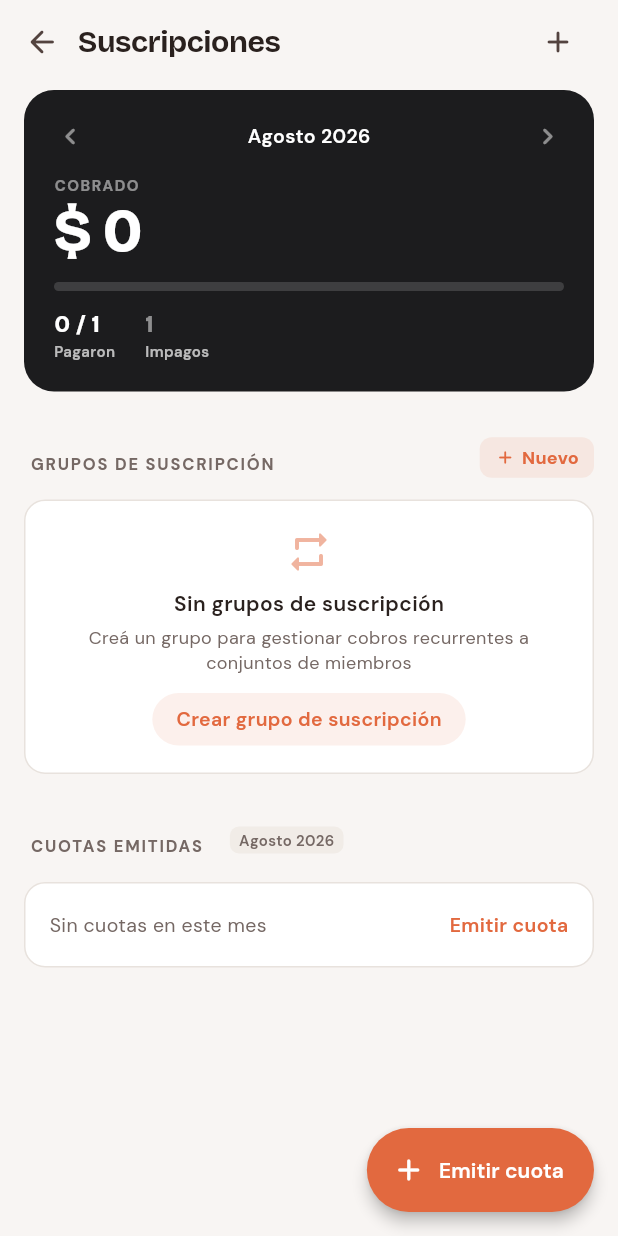
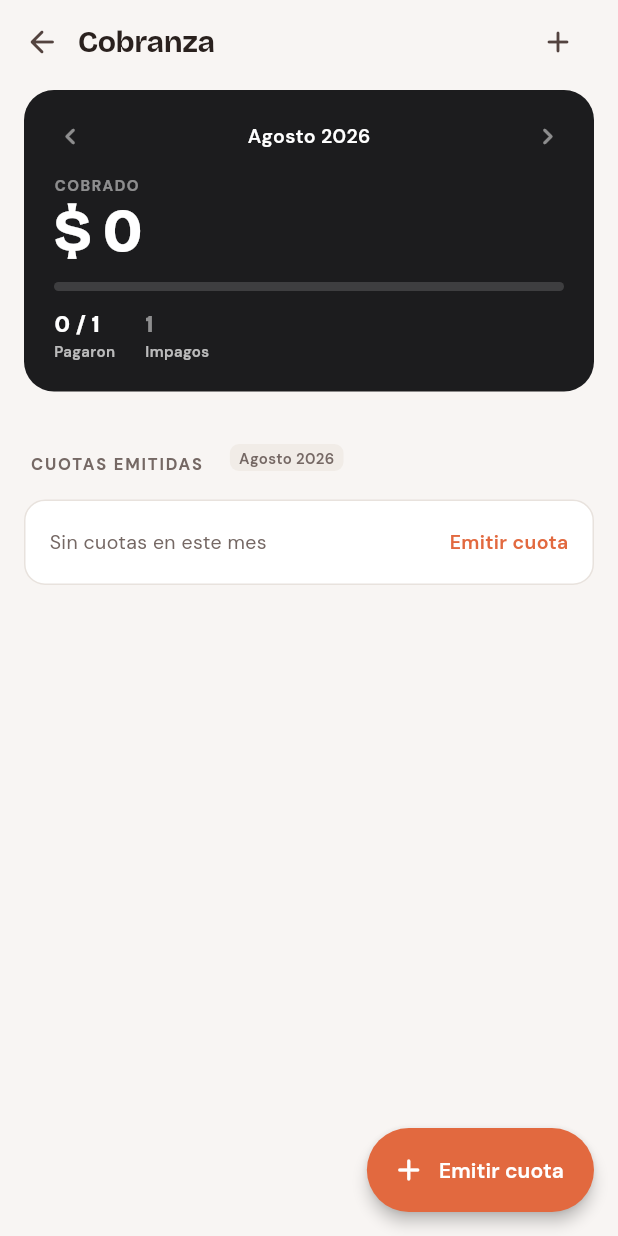
Before and after one commit to pedringas/sport_group, a Flutter app: the SuscripcionesPage screen opened by its route, on a phone screen of 412 x 824 dp. Run offline on Flutter 3.47's test engine with Material 3 defaults, Android fonts, the phone set to English and light mode, and no system bars; our stand-ins replace cached_network_image, cloud_firestore, file_picker, firebase_auth, firebase_core, firebase_messaging and 8 more; accounts and stored records are empty.

Commit message:
Unificar el vocabulario en "cuota" y pausar los grupos de suscripción
La app llamaba "cuota" y "suscripción" a exactamente el mismo dato
(CuotaModel, colección grupos/{id}/cuotas). Dos vocabularios para un
solo concepto, mezclados incluso dentro de la misma pantalla. Ahora
todo el texto visible dice "cuota"; /suscripciones pasa a titularse
"Cobranza", que es lo que la pantalla hace.

Los "grupos de suscripción" (CuotaGrupoModel, colección cuotaGrupos)
sí eran un concepto distinto, pero a medio construir: el repositorio
sólo tiene ABM y agregar/quitar miembros, y no hay nada —ni en la app
ni en functions/— que los convierta en cuotas. Se podían crear y no
cobraban nunca. Se ocultan como Tareas, Recursos y Campañas: se quitan
la sección y las rutas /cuotas/grupo/*, los archivos quedan en el repo.

```diff
--- a/lib/core/router/app_router.dart
+++ b/lib/core/router/app_router.dart
@@ -206,24 +206,9 @@ final routerProvider = Provider<GoRouter>((ref) {
           GoRoute(
               path: '/suscripciones',
               builder: (_, __) => const SuscripcionesPage(grupoId: kGrupoId)),
-          GoRoute(
-              path: '/cuotas/grupo/crear',
-              builder: (_, __) =>
-                  const CrearCuotaGrupoPage(grupoId: kGrupoId)),
-          GoRoute(
-            path: '/cuotas/grupo/:cuotaGrupoId',
-            builder: (_, state) => CuotaGrupoDetailPage(
-              grupoId: kGrupoId,
-              cuotaGrupoId: state.pathParameters['cuotaGrupoId']!,
-            ),
-          ),
-          GoRoute(
-            path: '/cuotas/grupo/:cuotaGrupoId/editar',
-            builder: (_, state) => CrearCuotaGrupoPage(
-              grupoId: kGrupoId,
-              para: state.extra as CuotaGrupoModel?,
-            ),
-          ),
+          // Rutas de "grupos de suscripción" (/cuotas/grupo/...) retiradas:
+          // el módulo está en pausa porque nada convierte esos grupos en
+          // cuotas reales. Sus páginas siguen en el repo.
           GoRoute(
             path: '/cuota/:cuotaId',
             builder: (_, state) => CuotaDetailPage(
--- a/lib/presentation/admin/pages/admin_panel_page.dart
+++ b/lib/presentation/admin/pages/admin_panel_page.dart
@@ -1241,7 +1241,7 @@ String _rolLabel(RolMiembro rol) => switch (rol) {
 String _rolDesc(RolMiembro rol) => switch (rol) {
       RolMiembro.administrador => 'Control total del grupo',
       RolMiembro.moderador => 'Gestiona miembros y noticias',
-      RolMiembro.tesorero => 'Gestiona suscripciones y campañas',
+      RolMiembro.tesorero => 'Gestiona cuotas y campañas',
       RolMiembro.delegado => 'Puede publicar noticias',
       RolMiembro.miembro => 'Acceso básico',
     };
--- a/lib/presentation/cuota/pages/crear_cuota_page.dart
+++ b/lib/presentation/cuota/pages/crear_cuota_page.dart
@@ -44,7 +44,7 @@ class _CrearCuotaPageState extends ConsumerState<CrearCuotaPage> {
   void initState() {
     super.initState();
     final c = widget.cuotaParaEditar;
-    _conceptoCtrl = TextEditingController(text: c?.titulo ?? 'Suscripción mensual — Mayo 2026');
+    _conceptoCtrl = TextEditingController(text: c?.titulo ?? 'Cuota mensual — Mayo 2026');
     _montoCtrl = TextEditingController(text: c != null ? c.monto.toInt().toString() : '8500');
     _vencimiento = c?.vencimiento ?? DateTime.now().add(const Duration(days: 1));
   }
@@ -182,7 +182,7 @@ class _CrearCuotaPageState extends ConsumerState<CrearCuotaPage> {
           icon: const Icon(Icons.close_rounded, size: 22),
           onPressed: () => context.popOr(),
         ),
-        title: Text(_editMode ? 'Editar suscripción' : 'Nueva suscripción'),
+        title: Text(_editMode ? 'Editar cuota' : 'Nueva cuota'),
         actions: [
           Padding(
             padding: const EdgeInsets.only(right: 12),
@@ -512,7 +512,7 @@ class _CrearCuotaPageState extends ConsumerState<CrearCuotaPage> {
             icon: _editMode ? Icons.save_rounded : Icons.send_rounded,
             label: _editMode
                 ? 'Guardar cambios'
-                : 'Emitir suscripción a $efectivos miembros',
+                : 'Emitir cuota a $efectivos miembros',
             expand: true, size: SGSize.lg,
             onPressed: loading ? null : _emitir,
           ),
--- a/lib/presentation/cuota/pages/cuota_detail_page.dart
+++ b/lib/presentation/cuota/pages/cuota_detail_page.dart
@@ -46,10 +46,10 @@ class CuotaDetailPage extends ConsumerWidget {
       body: cuotaAsync.when(
         loading: () =>
             const Center(child: CircularProgressIndicator()),
-        error: (e, _) => SGErrorState(message: 'Error al cargar la suscripción'),
+        error: (e, _) => SGErrorState(message: 'Error al cargar la cuota'),
         data: (cuota) {
           if (cuota == null) {
-            return const SGErrorState(message: 'Suscripción no encontrada');
+            return const SGErrorState(message: 'Cuota no encontrada');
           }
           // Derive miPago from the user's group-wide pagos list
           final miPago = misPagosAsync.valueOrNull
@@ -150,9 +150,9 @@ class CuotaDetailPage extends ConsumerWidget {
     showDialog(
       context: context,
       builder: (_) => AlertDialog(
-        title: const Text('Eliminar suscripción'),
+        title: const Text('Eliminar cuota'),
         content: const Text(
-            '¿Eliminás esta suscripción? Esta acción no se puede deshacer.'),
+            '¿Eliminás esta cuota? Esta acción no se puede deshacer.'),
         actions: [
           TextButton(
               onPressed: () => Navigator.pop(context),
@@ -205,7 +205,7 @@ class _StatusBanner extends StatelessWidget {
     if (yaPago) {
       bannerColor = AppTheme.good;
       bannerIcon = Icons.check_circle_rounded;
-      bannerLabel = 'Suscripción pagada';
+      bannerLabel = 'Cuota pagada';
     } else if (esperandoTesorero) {
       bannerColor = AppTheme.warning;
       bannerIcon = Icons.hourglass_top_rounded;
@@ -217,7 +217,7 @@ class _StatusBanner extends StatelessWidget {
     } else if (vencida) {
       bannerColor = AppTheme.danger;
       bannerIcon = Icons.warning_amber_rounded;
-      bannerLabel = 'Suscripción vencida';
+      bannerLabel = 'Cuota vencida';
     } else {
       bannerColor = AppTheme.warning;
       bannerIcon = Icons.payments_outlined;
@@ -1372,7 +1372,7 @@ class _PaidCard extends StatelessWidget {
           ),
           const SizedBox(height: 12),
           Text(
-            '¡Suscripción pagada!',
+            '¡Cuota pagada!',
             style: GoogleFonts.bricolageGrotesque(
               fontWeight: FontWeight.w700,
               fontSize: 18,
--- a/lib/presentation/cuota/pages/cuota_grupo_detail_page.dart
+++ b/lib/presentation/cuota/pages/cuota_grupo_detail_page.dart
@@ -338,7 +338,7 @@ class _CuotaGrupoDetailPageState
       builder: (_) => AlertDialog(
         title: const Text('Eliminar grupo de suscripción'),
         content: Text(
-            '¿Eliminás "${cuotaGrupo.nombre}"? Los miembros ya no tendrán esta suscripción asignada.'),
+            '¿Eliminás "${cuotaGrupo.nombre}"? Los miembros ya no tendrán esta cuota asignada.'),
         actions: [
           TextButton(
               onPressed: () => Navigator.pop(context),
--- a/lib/presentation/cuota/pages/cuotas_tab.dart
+++ b/lib/presentation/cuota/pages/cuotas_tab.dart
@@ -62,7 +62,7 @@ class _CuotasTabState extends ConsumerState<CuotasTab> {
       backgroundColor: AppTheme.bg(context),
       body: cuotasAsync.when(
         loading: () => const Center(child: CircularProgressIndicator()),
-        error: (e, _) => const SGErrorState(message: 'Error al cargar las suscripciones'),
+        error: (e, _) => const SGErrorState(message: 'Error al cargar las cuotas'),
         data: (cuotas) {
           final pagos = pagosAsync.valueOrNull ?? [];
           final misPagos = misPagosAsync.valueOrNull ?? [];
@@ -244,7 +244,10 @@ class _CuotasTabState extends ConsumerState<CuotasTab> {
                 ..._buildAdminCuotaRows(
                     context, cuotasMes, pagos, miembros, widget.grupoId, rol),
                 // Subscription groups section
-                _CuotaGruposSection(grupoId: widget.grupoId),
+                // "Grupos de suscripción" en pausa: se pueden crear pero nada
+                // los convierte en cuotas (no hay job ni Cloud Function), así
+                // que cobraban $0. Sección oculta hasta que se implemente la
+                // emisión automática. Ver _CuotaGruposSection más abajo.
                 if (cuotasMes.isEmpty) ...[
                   Padding(
                     padding: const EdgeInsets.fromLTRB(0, 32, 0, 8),
@@ -527,7 +530,7 @@ class _CuotasTabState extends ConsumerState<CuotasTab> {
     final ok = await showDialog<bool>(
       context: context,
       builder: (ctx) => AlertDialog(
-        title: const Text('Eliminar suscripción'),
+        title: const Text('Eliminar cuota'),
         content: Text('¿Eliminás "$titulo"? Esta acción no se puede deshacer.'),
         actions: [
           TextButton(
--- a/lib/presentation/cuota/pages/suscripciones_page.dart
+++ b/lib/presentation/cuota/pages/suscripciones_page.dart
@@ -94,7 +94,7 @@ class _SuscripcionesPageState extends ConsumerState<SuscripcionesPage> {
                     ),
                     Expanded(
                       child: Text(
-                        'Suscripciones',
+                        'Cobranza',
                         style: GoogleFonts.bricolageGrotesque(
                           fontWeight: FontWeight.w700,
                           fontSize: 20,
@@ -173,117 +173,9 @@ class _SuscripcionesPageState extends ConsumerState<SuscripcionesPage> {
                 ),
               ),
 
-            // Grupos de suscripción section
-            SliverToBoxAdapter(
-              child: Padding(
-                padding: const EdgeInsets.fromLTRB(16, 24, 16, 8),
-                child: Row(
-                  children: [
-                    const SGEyebrow('Grupos de suscripción'),
-                    const Spacer(),
-                    GestureDetector(
-                      onTap: () => context.push(
-                          '/cuotas/grupo/crear'),
-                      child: Container(
-                        padding: const EdgeInsets.symmetric(
-                            horizontal: 10, vertical: 5),
-                        decoration: BoxDecoration(
-                          color: gc.withValues(alpha: 0.1),
-                          borderRadius: BorderRadius.circular(8),
-                        ),
-                        child: Row(
-                          mainAxisSize: MainAxisSize.min,
-                          children: [
-                            Icon(Icons.add_rounded, size: 14, color: gc),
-                            const SizedBox(width: 4),
-                            Text('Nuevo',
-                                style: TextStyle(
-                                    fontSize: 12,
-                                    fontWeight: FontWeight.w700,
-                                    color: gc)),
-                          ],
-                        ),
-                      ),
-                    ),
-                  ],
-                ),
-              ),
-            ),
-
-            if (cuotaGrupos.isEmpty)
-              SliverToBoxAdapter(
-                child: Padding(
-                  padding: const EdgeInsets.fromLTRB(16, 0, 16, 0),
-                  child: Container(
-                    padding: const EdgeInsets.symmetric(
-                        vertical: 18, horizontal: 16),
-                    decoration: BoxDecoration(
-                      color: AppTheme.surface,
-                      borderRadius: BorderRadius.circular(14),
-                      border: Border.all(color: AppTheme.border),
-                    ),
-                    child: Column(
-                      children: [
-                        Icon(Icons.repeat_rounded,
-                            size: 32, color: gc.withValues(alpha: 0.5)),
-                        const SizedBox(height: 8),
-                        const Text(
-                          'Sin grupos de suscripción',
-                          style: TextStyle(
-                              fontWeight: FontWeight.w600,
-                              color: AppTheme.text),
-                        ),
-                        const SizedBox(height: 4),
-                        const Text(
-                          'Creá un grupo para gestionar cobros recurrentes a conjuntos de miembros',
-                          textAlign: TextAlign.center,
-                          style: TextStyle(
-                              fontSize: 12, color: AppTheme.textMuted),
-                        ),
-                        const SizedBox(height: 12),
-                        GestureDetector(
-                          onTap: () => context.push(
-                              '/cuotas/grupo/crear'),
-                          child: Container(
-                            padding: const EdgeInsets.symmetric(
-                                horizontal: 16, vertical: 8),
-                            decoration: BoxDecoration(
-                              color: gc.withValues(alpha: 0.1),
-                              borderRadius: BorderRadius.circular(999),
-                            ),
-                            child: Text('Crear grupo de suscripción',
-                                style: TextStyle(
-                                    fontSize: 13,
-                                    fontWeight: FontWeight.w600,
-                                    color: gc)),
-                          ),
-                        ),
-                      ],
-                    ),
-                  ),
-                ),
-              )
-            else
-              SliverPadding(
-                padding: const EdgeInsets.symmetric(horizontal: 16),
-                sliver: SliverList.separated(
-                  itemCount: cuotaGrupos.length,
-                  separatorBuilder: (_, __) => const SizedBox(height: 8),
-                  itemBuilder: (_, i) {
-                    final cg = cuotaGrupos[i];
-                    return _CuotaGrupoCard(
-                      grupoId: widget.grupoId,
-                      id: cg.id,
-                      nombre: cg.nombre,
-                      monto: cg.montoMensual,
-                      miembros: cg.miembrosUids.length,
-                      diaVencimiento: cg.diaVencimiento,
-                      gc: gc,
-                      fmt: fmt,
-                    );
-                  },
-                ),
-              ),
+            // "Grupos de suscripción" en pausa: se pueden crear pero nada
+            // los convierte en cuotas, así que nunca cobran. Sección oculta
+            // hasta que exista la emisión automática.
 
             // Cuotas emitidas section
             SliverToBoxAdapter(
--- a/lib/presentation/grupo/pages/grupo_page.dart
+++ b/lib/presentation/grupo/pages/grupo_page.dart
@@ -310,7 +310,7 @@ class _GrupoPageState extends ConsumerState<GrupoPage>
       (Icons.event_rounded, gc.withValues(alpha: 0.12), gc,
           'Crear evento', '/evento/crear'),
       (Icons.payments_outlined, AppTheme.dangerSoft,
-          AppTheme.dangerInk, 'Emitir suscripción',
+          AppTheme.dangerInk, 'Emitir cuota',
           '/cuotas/crear'),
       (Icons.newspaper_outlined, AppTheme.goodSoft,
           AppTheme.goodInk, 'Noticias', '/novedades'),
--- a/lib/presentation/grupo/pages/grupo_settings_page.dart
+++ b/lib/presentation/grupo/pages/grupo_settings_page.dart
@@ -698,7 +698,7 @@ class _GrupoSettingsPageState extends ConsumerState<GrupoSettingsPage> {
             children: [
               _SettingsRow(
                 icon: Icons.payments_rounded,
-                label: 'Suscripciones',
+                label: 'Cobranza',
                 value: 'Ver y gestionar cuotas del grupo',
                 onTap: () =>
                     context.push('/cuotas'),
--- a/lib/presentation/shell/responsive_shell.dart
+++ b/lib/presentation/shell/responsive_shell.dart
@@ -298,8 +298,7 @@ class _DeskTopBar extends ConsumerWidget {
     '/evento/crear': 'Nuevo evento',
     '/cuotas': 'Cuotas',
     '/cuotas/crear': 'Nueva cuota',
-    '/cuotas/grupo/crear': 'Nuevo grupo de suscripción',
-    '/suscripciones': 'Suscripciones',
+    '/suscripciones': 'Cobranza',
     '/gastos': 'Gastos',
     '/gastos/crear': 'Nuevo gasto',
     '/admin': 'Panel de administración',
@@ -329,8 +328,6 @@ class _DeskTopBar extends ConsumerWidget {
     if (location.endsWith('/comentarios')) return 'Comentarios';
     if (location.endsWith('/pay/manual')) return 'Subir comprobante';
     if (location.endsWith('/edit')) return 'Editar cuota';
-    if (location.endsWith('/editar')) return 'Editar grupo de suscripción';
-    if (location.startsWith('/cuotas/grupo/')) return 'Grupo de suscripción';
     if (location.startsWith('/cuota/')) return 'Detalle de cuota';
     if (location.startsWith('/gastos/g/')) return 'Detalle de gasto';
     if (location.startsWith('/recurso/')) return 'Archivo';
--- a/lib/presentation/tesorero/pages/tesorero_panel_page.dart
+++ b/lib/presentation/tesorero/pages/tesorero_panel_page.dart
@@ -185,13 +185,13 @@ class TesoreroPanelPage extends ConsumerWidget {
                     ),
             ),
 
-            // â”€â”€ Suscripciones
+            // â”€â”€ Cuotas
             SliverToBoxAdapter(
               child: Padding(
                 padding: const EdgeInsets.fromLTRB(16, 24, 16, 8),
                 child: Row(
                   children: [
-                    const SGEyebrow('Suscripciones'),
+                    const SGEyebrow('Cobranza'),
                     const Spacer(),
                     GestureDetector(
                       onTap: () =>
@@ -215,8 +215,8 @@ class TesoreroPanelPage extends ConsumerWidget {
               sliver: cuotas.isEmpty
                   ? SliverToBoxAdapter(
                       child: _EmptyAction(
-                        label: 'No hay suscripciones',
-                        btnLabel: 'Nueva suscripción',
+                        label: 'No hay cuotas',
+                        btnLabel: 'Nueva cuota',
                         gc: gc,
                         onTap: () =>
                             _showCrearCuota(context, ref),
@@ -238,7 +238,7 @@ class TesoreroPanelPage extends ConsumerWidget {
               child: Padding(
                 padding: const EdgeInsets.fromLTRB(16, 10, 16, 0),
                 child: SGPillButton(
-                  label: 'Nueva suscripción',
+                  label: 'Nueva cuota',
                   icon: Icons.add_rounded,
                   tone: SGTone.outline,
                   expand: true,
@@ -940,7 +940,7 @@ class _CrearCuotaSheetState extends ConsumerState<_CrearCuotaSheet> {
               ),
             ),
             Center(
-              child: Text('Nueva suscripción',
+              child: Text('Nueva cuota',
                   style: GoogleFonts.bricolageGrotesque(
                     fontWeight: FontWeight.w700, fontSize: 18, color: AppTheme.text)),
             ),
@@ -949,7 +949,7 @@ class _CrearCuotaSheetState extends ConsumerState<_CrearCuotaSheet> {
               controller: _tituloCtrl,
               textCapitalization: TextCapitalization.sentences,
               decoration: const InputDecoration(
-                labelText: 'Nombre de la suscripción',
+                labelText: 'Nombre de la cuota',
                 prefixIcon: Icon(Icons.payments_outlined),
               ),
             ),
@@ -994,7 +994,7 @@ class _CrearCuotaSheetState extends ConsumerState<_CrearCuotaSheet> {
             const SizedBox(height: 8),
             SwitchListTile(
               contentPadding: EdgeInsets.zero,
-              title: const Text('Suscripción recurrente', style: TextStyle(fontSize: 14)),
+              title: const Text('Cuota recurrente', style: TextStyle(fontSize: 14)),
               value: _esRecurrente,
               activeThumbColor: gc,
               onChanged: (v) => setState(() => _esRecurrente = v),
@@ -1024,15 +1024,15 @@ class _CrearCuotaSheetState extends ConsumerState<_CrearCuotaSheet> {
               ),
               const SizedBox(height: 4),
               Text(
-                'Se crearán $_totalCuotas suscripciones ${_frecuencia.label.toLowerCase()}s',
+                'Se crearán $_totalCuotas cuotas ${_frecuencia.label.toLowerCase()}s',
                 style: const TextStyle(color: AppTheme.textMuted, fontSize: 12),
               ),
             ],
             const SizedBox(height: 20),
             SGPillButton(
               label: _esRecurrente
-                  ? 'Crear serie de suscripciones'
-                  : 'Crear suscripción',
+                  ? 'Crear serie de cuotas'
+                  : 'Crear cuota',
               expand: true,
               onPressed: isLoading ? null : _guardar,
             ),
--- a/lib/providers/feed_provider.dart
+++ b/lib/providers/feed_provider.dart
@@ -75,7 +75,7 @@ final novedadesFeedProvider = Provider<List<NovedadFeed>>((ref) {
   for (final c in cuotas.take(1)) {
     if (c.activa) {
       items.add(NovedadFeed(
-        titulo: 'Suscripción pendiente',
+        titulo: 'Cuota pendiente',
         subtitulo: '${c.titulo} · vence ${_formatDate(c.vencimiento)}',
         fecha: c.createdAt,
         tipo: NovedadTipo.cuota,
```
